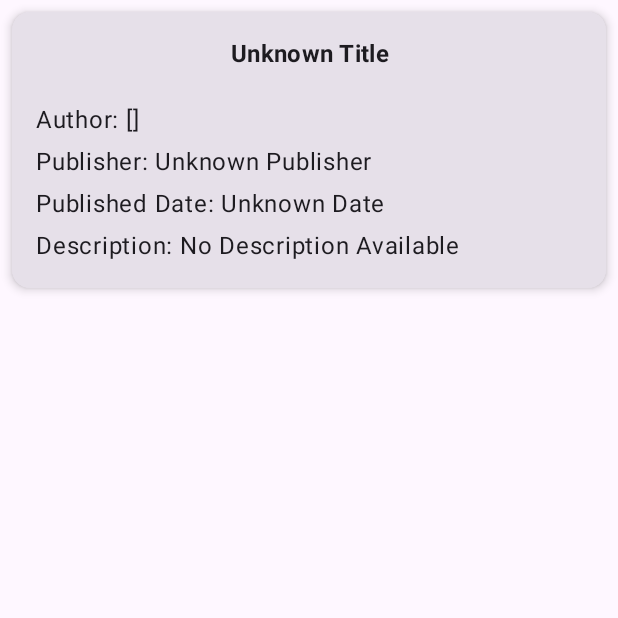
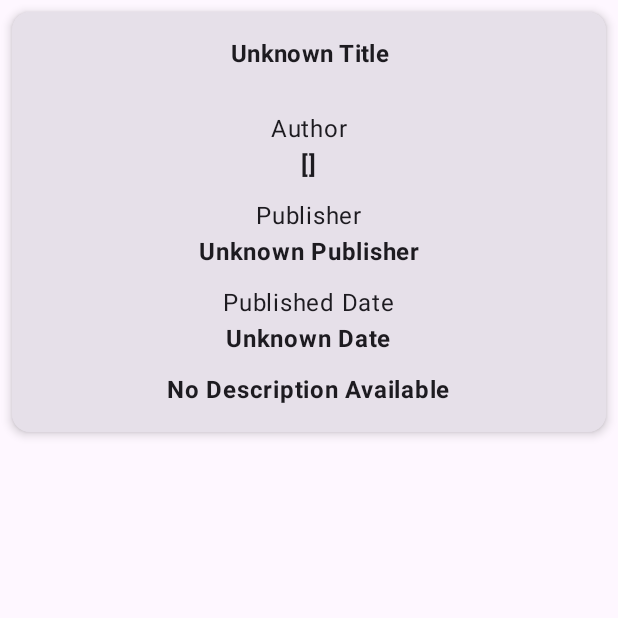
Before and after one commit to Tinribs507/Find-a-Book, an Android app built with Jetpack Compose: the composable BookSummaryCard shown on its own in the app's theme, on a phone screen of 412 x 824 dp, the top half of it. Run offline under Robolectric (Android 15) with nearby library versions, the phone set to English and light mode, and no system bars.

Commit message:
feat: Updated BookSummaryCard to increase readability
- Changed the spacers height from 4.dp to 10.dp
- Removed "Description" title text
- Changed the important texts font weight to bold
- Added a Column for each individual section

```diff
--- a/app/src/main/java/com/example/findabook/ui/displays/results/components/BookSummaryCard.kt
+++ b/app/src/main/java/com/example/findabook/ui/displays/results/components/BookSummaryCard.kt
@@ -11,6 +11,7 @@ import androidx.compose.material3.CardDefaults
 import androidx.compose.material3.MaterialTheme
 import androidx.compose.material3.Text
 import androidx.compose.runtime.Composable
+import androidx.compose.ui.Alignment
 import androidx.compose.ui.Modifier
 import androidx.compose.ui.text.font.FontWeight
 import androidx.compose.ui.text.style.TextAlign
@@ -42,14 +43,25 @@ fun BookSummaryCard(book: Book, modifier: Modifier = Modifier) {
                     modifier = Modifier.fillMaxWidth().size(150.dp)
                 )
             }
-            Spacer(Modifier.height(4.dp))
-            Text(text = "Author: ${book.authors}")
-            Spacer(Modifier.height(4.dp))
-            Text(text = "Publisher: ${book.publisher}")
-            Spacer(Modifier.height(4.dp))
-            Text(text = "Published Date: ${book.publishedDate}")
-            Spacer(Modifier.height(4.dp))
-            Text(text = "Description: ${book.description}")
+            Spacer(Modifier.height(10.dp))
+            Column(modifier = Modifier.fillMaxWidth(), horizontalAlignment = Alignment.CenterHorizontally) {
+                Text(text = "Author")
+                Text(text = book.authors.toString(), fontWeight = FontWeight.Bold)
+            }
+            Spacer(Modifier.height(10.dp))
+            Column(modifier = Modifier.fillMaxWidth(), horizontalAlignment = Alignment.CenterHorizontally) {
+                Text(text = "Publisher")
+                Text(text = book.publisher.toString(), fontWeight = FontWeight.Bold)
+            }
+            Spacer(Modifier.height(10.dp))
+            Column(modifier = Modifier.fillMaxWidth(), horizontalAlignment = Alignment.CenterHorizontally) {
+                Text(text = "Published Date")
+                Text(text = book.publishedDate.toString(), fontWeight = FontWeight.Bold)
+            }
+            Spacer(Modifier.height(10.dp))
+            Column(modifier = Modifier.fillMaxWidth(), horizontalAlignment = Alignment.CenterHorizontally) {
+                Text(text = book.description, fontWeight = FontWeight.Bold)
+            }
         }
     }
 }
```
